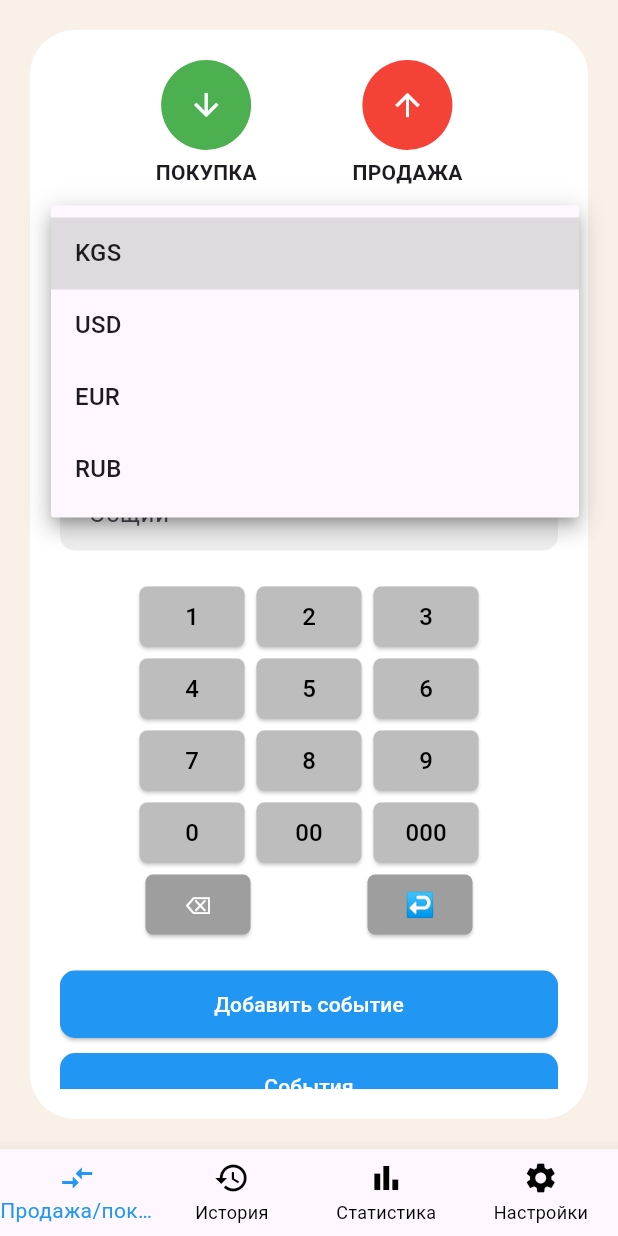
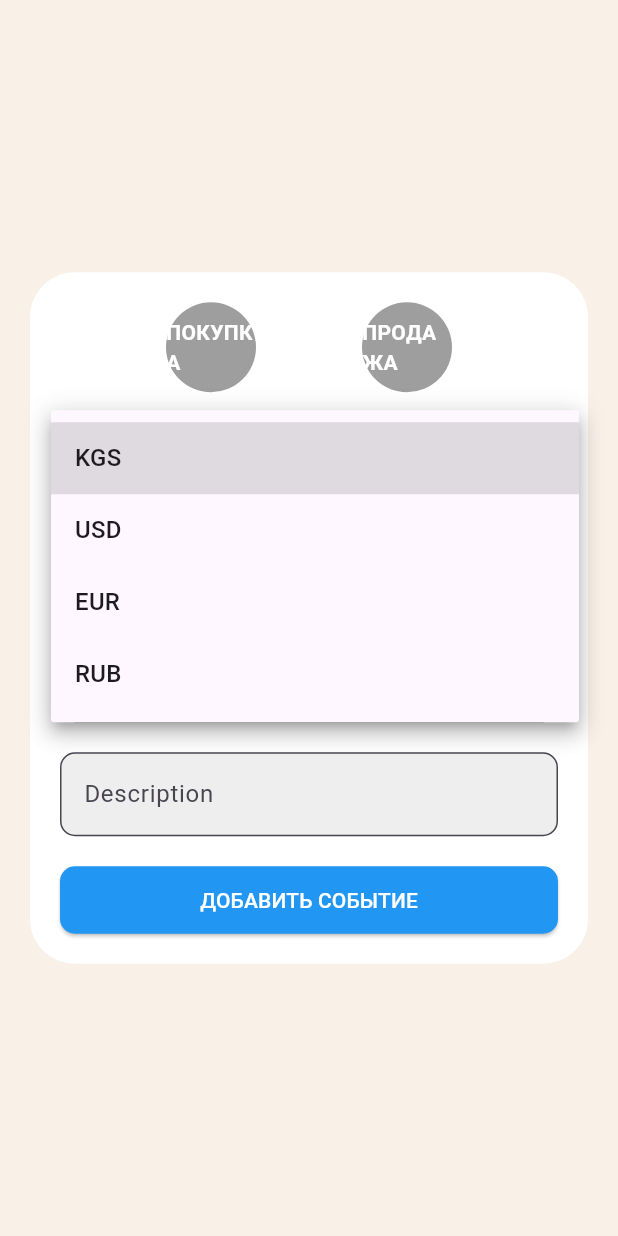
Before and after one commit to viollenaki/currency_flutter, a Flutter app: the HomeView screen opened directly, after a tap on "KGS", on a phone screen of 412 x 824 dp. Run offline on Flutter 3.47's test engine with Material 3 defaults, Android fonts, the phone set to English and light mode, and no system bars; network calls fail.

```diff
--- a/my_flutter_app/lib/screens/home.dart
+++ b/my_flutter_app/lib/screens/home.dart
@@ -1,9 +1,12 @@
+import 'dart:collection';
+import 'dart:convert';
+import 'package:EXCHANGER/scripts/get_token.dart';
+import 'package:http/http.dart' as http;
+
 import 'package:EXCHANGER/screens/history.dart';
 import 'package:EXCHANGER/screens/setting.dart';
 import 'package:EXCHANGER/screens/statictics.dart';
 import 'package:flutter/material.dart';
-import 'events.dart';
-import 'package:EXCHANGER/screens/add_currensy.dart';
 import 'package:EXCHANGER/scripts/get_currencies.dart';
 
 class HomeView extends StatefulWidget {
@@ -13,16 +16,21 @@ class HomeView extends StatefulWidget {
   _HomeViewState createState() => _HomeViewState();
 }
 
+HashMap<String, dynamic> data = HashMap<String, dynamic>();
+
 class _HomeViewState extends State<HomeView> {
   String? _selectedCurrency = 'KGS';
   List<String> _currencyList = ['KGS'];
   bool _isLoading = true;
+  String? _operationType; // "BUY" or "SELL"
+  final TextEditingController _amountController = TextEditingController();
+  final TextEditingController _exchangeRateController = TextEditingController();
+  final TextEditingController _descriptionController = TextEditingController();
 
   @override
   void initState() {
     super.initState();
     _loadCurrencies();
-    String a = 'gg';
   }
 
   Future<void> _loadCurrencies() async {
@@ -30,17 +38,111 @@ class _HomeViewState extends State<HomeView> {
       _isLoading = true;
     });
 
-    await getCurrencies();
+    await getCurrencies(); // Fetch currencies from the API
 
     setState(() {
-      _currencyList = getCurrencyCodes();
-      // If selected currency is not in the list, set it to the first item
-      if (!_currencyList.contains(_selectedCurrency) &&
-          _currencyList.isNotEmpty) {
+      _currencyList = getCurrencyCodes(); // Update the currency list
+      if (!_currencyList.contains(_selectedCurrency) && _currencyList.isNotEmpty) {
         _selectedCurrency = _currencyList[0];
       }
       _isLoading = false;
     });
+  }
+
+  Future<void> _addEvent() async {
+    const String url = 'http://192.168.158.129:8000/api/operations/';
+    if (accessToken == null || user_id == null) {
+      _showErrorSnackBar('Token or user ID is missing. Please authenticate first.');
+      return;
+    }
+
+    // Get the selected currency ID
+    int? selectedCurrencyId;
+    currencies.forEach((id, code) {
+      if (code == _selectedCurrency) {
+        selectedCurrencyId = id;
+      }
+    });
+
+    if (selectedCurrencyId == null) {
+      _showErrorSnackBar('Invalid currency selected.');
+      return;
+    }
+
+    final Map<String, dynamic> data = {
+      "amount": double.tryParse(_amountController.text) ?? 0, // Get amount from input
+      "exchange_rate": double.tryParse(_exchangeRateController.text) ?? 0, // Get exchange rate from input
+      "operation_type": _operationType,
+      "description": _descriptionController.text, // Get description from input
+      "user": int.parse(user_id!), // Convert user_id to integer
+      "currency": selectedCurrencyId, // Use the selected currency ID
+    };
+
+    try {
+      final response = await http.post(
+        Uri.parse(url),
+        headers: {
+          'Authorization': 'Token $accessToken',
+          'Content-Type': 'application/json',
+        },
+        body: json.encode(data),
+      );
+
+      if (response.statusCode == 201) {
+        _showSuccessSnackBar('Event added successfully');
+      } else {
+        _showErrorSnackBar('Failed to add event. Status code: ${response.statusCode}');
+        print('Response body: ${response.body}');
+      }
+    } catch (e) {
+      _showErrorSnackBar('Error occurred while adding event: $e');
+    }
+  }
+
+  void _showErrorSnackBar(String message) {
+    ScaffoldMessenger.of(context).showSnackBar(
+      SnackBar(
+        content: Text(message),
+        backgroundColor: Colors.red,
+      ),
+    );
+  }
+
+  void _showSuccessSnackBar(String message) {
+    ScaffoldMessenger.of(context).showSnackBar(
+      SnackBar(
+        content: Text(message),
+        backgroundColor: Colors.green,
+      ),
+    );
+  }
+
+  Widget _buildCircleAction(String type, String label, Color color) {
+    final bool isSelected = _operationType == type;
+
+    return GestureDetector(
+      onTap: () {
+        setState(() {
+          _operationType = type;
+        });
+      },
+      child: AnimatedContainer(
+        duration: const Duration(milliseconds: 300),
+        curve: Curves.easeInOut,
+        width: isSelected ? 80 : 60,
+        height: isSelected ? 80 : 60,
+        decoration: BoxDecoration(
+          color: isSelected ? color : Colors.grey,
+          shape: BoxShape.circle,
+        ),
+        child: Center(
+          child: Text(
+            label,
+            style: const TextStyle(color: Colors.white, fontWeight: FontWeight.bold),
+          ),
+        ),
+      ),
+    );
   }
 
   @override
@@ -49,8 +151,7 @@ class _HomeViewState extends State<HomeView> {
       backgroundColor: const Color(0xFFF9F0E8),
       body: SafeArea(
         child: Center(
-          child:
-              _isLoading
+          child: _isLoading
               ? const CircularProgressIndicator()
               : Container(
                   margin: const EdgeInsets.all(20),
@@ -66,53 +167,26 @@ class _HomeViewState extends State<HomeView> {
                         Row(
                           mainAxisAlignment: MainAxisAlignment.spaceEvenly,
                           children: [
-                              _buildCircleAction(
-                                Icons.arrow_downward,
-                                'ПОКУПКА',
-                                Colors.green,
-                              ),
-                              _buildCircleAction(
-                                Icons.arrow_upward,
-                                'ПРОДАЖА',
-                                Colors.red,
-                              ),
+                            _buildCircleAction("BUY", "ПОКУПКА", Colors.green),
+                            _buildCircleAction("SELL", "ПРОДАЖА", Colors.red),
                           ],
                         ),
                         const SizedBox(height: 20),
                         _buildDropdownField(_selectedCurrency, _currencyList),
-                          const SizedBox(height: 10),
-                          _buildInputField('Количество'),
-                          const SizedBox(height: 10),
-                          _buildInputField('Курс валюты'),
-                          const SizedBox(height: 10),
-                          _buildInputField('Общий'),
                         const SizedBox(height: 20),
-                          _buildKeypad(),
+                        _buildTextField(_amountController, 'Amount'),
                         const SizedBox(height: 20),
-                          _buildActionButton('Добавить событие'),
-                          const SizedBox(height: 10),
-                          _buildActionButton('События'),
+                        _buildTextField(_exchangeRateController, 'Exchange Rate'),
+                        const SizedBox(height: 20),
+                        _buildTextField(_descriptionController, 'Description'),
+                        const SizedBox(height: 20),
+                        _buildActionButton('ДОБАВИТЬ СОБЫТИЕ'),
                       ],
                     ),
                   ),
                 ),
         ),
       ),
-      bottomNavigationBar: _buildBottomNav(),
-    );
-  }
-
-  Widget _buildCircleAction(IconData icon, String label, Color color) {
-    return Column(
-      children: [
-        CircleAvatar(
-          backgroundColor: color,
-          radius: 30,
-          child: Icon(icon, color: Colors.white),
-        ),
-        const SizedBox(height: 5),
-        Text(label, style: const TextStyle(fontWeight: FontWeight.bold)),
-      ],
     );
   }
 
@@ -127,8 +201,7 @@ class _HomeViewState extends State<HomeView> {
         value: selectedValue,
         isExpanded: true,
         underline: const SizedBox(),
-        items:
-            items.map((currency) {
+        items: items.map((currency) {
           return DropdownMenuItem(value: currency, child: Text(currency));
         }).toList(),
         onChanged: (value) {
@@ -140,75 +213,20 @@ class _HomeViewState extends State<HomeView> {
     );
   }
 
-  Widget _buildInputField(String hint) {
+  Widget _buildTextField(TextEditingController controller, String label) {
     return TextField(
+      controller: controller,
       decoration: InputDecoration(
-        hintText: hint,
+        labelText: label,
+        border: OutlineInputBorder(
+          borderRadius: BorderRadius.circular(10),
+        ),
         filled: true,
         fillColor: Colors.grey[200],
-        contentPadding: const EdgeInsets.symmetric(
-          horizontal: 15,
-          vertical: 10,
       ),
-        border: OutlineInputBorder(
-          borderRadius: BorderRadius.circular(10),
-          borderSide: BorderSide.none,
-        ),
-      ),
-    );
-  }
-
-  Widget _buildKeypadButton(String text, {Color? color}) {
-    return Padding(
-      padding: const EdgeInsets.all(4.0),
-      child: SizedBox(
-        width: 70,
-        height: 40,
-        child: ElevatedButton(
-          onPressed: () {},
-          style: ElevatedButton.styleFrom(
-            backgroundColor: color ?? Colors.grey[400],
-            padding: EdgeInsets.zero,
-            shape: RoundedRectangleBorder(
-              borderRadius: BorderRadius.circular(5),
-            ),
-          ),
-          child: Text(
-            text,
-            style: TextStyle(
-              color: color != null ? Colors.white : Colors.black,
-              fontSize: 16,
-            ),
-          ),
-        ),
-      ),
-    );
-  }
-
-  Widget _buildKeypad() {
-    final keys = [
-      ['1', '2', '3'],
-      ['4', '5', '6'],
-      ['7', '8', '9'],
-      ['0', '00', '000'],
-      ['⌫', '', '↩'],
-    ];
-    return Column(
-      children:
-          keys.map((row) {
-            return Row(
-              mainAxisAlignment: MainAxisAlignment.center,
-              children:
-                  row.map((key) {
-                    return key.isEmpty
-                        ? const SizedBox(width: 70, height: 40)
-                        : _buildKeypadButton(
-                          key,
-                          color: key == '⌫' || key == '↩' ? Colors.grey : null,
-                        );
-                  }).toList(),
-            );
-          }).toList(),
+      keyboardType: label == 'Amount' || label == 'Exchange Rate'
+          ? TextInputType.number
+          : TextInputType.text,
     );
   }
 
@@ -218,17 +236,11 @@ class _HomeViewState extends State<HomeView> {
       height: 45,
       child: ElevatedButton(
         onPressed: () {
-          if (text == 'Добавить событие') {
-            Navigator.push(
-              context,
-              MaterialPageRoute(builder: (context) => const AddCurrencyView()),
-            );
-          } else if (text == 'События') {
-            Navigator.push(
-              context,
-              MaterialPageRoute(builder: (context) => const EventsView()),
-            );
+          if (_operationType == null) {
+            print('Please select an operation type (BUY or SELL)');
+            return;
           }
+          _addEvent();
         },
         style: ElevatedButton.styleFrom(
           backgroundColor: Colors.blue,
--- a/my_flutter_app/lib/screens/login.dart
+++ b/my_flutter_app/lib/screens/login.dart
@@ -45,15 +45,16 @@ class _LoginViewState extends State<LoginView> {
 
       if (response != null && response.containsKey('token')) {
         final token = response['token']?.toString();
+        final userId = response['user_id']?.toString(); // Ensure user_id is retrieved
 
-        if (token != null && token.isNotEmpty) {
+        if (token != null && token.isNotEmpty && userId != null && userId.isNotEmpty) {
           // Navigate to home screen
           Navigator.pushReplacement(
             context,
             MaterialPageRoute(builder: (context) => const HomeView()),
           );
         } else {
-          _showErrorSnackBar('Invalid token');
+          _showErrorSnackBar('Invalid token or user ID');
         }
       } else {
         _showErrorSnackBar('Authentication failed');
--- a/my_flutter_app/lib/scripts/get_currencies.dart
+++ b/my_flutter_app/lib/scripts/get_currencies.dart
@@ -1,11 +1,12 @@
+import 'dart:collection';
 import 'dart:convert';
 import 'package:http/http.dart' as http;
 import 'get_token.dart'; // Import the file that provides authentication token
 
 // Make it public for access from other files
-List<dynamic> currencies = [];
+HashMap<int, String> currencies = HashMap<int, String>();
 
-Future<Map<String, dynamic>?> getCurrencies() async {
+Future<void> getCurrencies() async {
   const String url = 'http://192.168.158.129:8000/api/currencies/';
   try {
     // Get the authentication token
@@ -13,7 +14,7 @@ Future<Map<String, dynamic>?> getCurrencies() async {
 
     if (tokenResponse == null || !tokenResponse.containsKey('token')) {
       print('Failed to get authentication token');
-      return null;
+      return;
     }
 
     final String token = tokenResponse['token'];
@@ -27,19 +28,18 @@ Future<Map<String, dynamic>?> getCurrencies() async {
     );
 
     if (response.statusCode == 200) {
-      final Map<String, dynamic> responseData = json.decode(response.body);
+      final List<dynamic> results = json.decode(response.body)['results'];
       // Store the currencies from the results array
-      currencies = responseData['results'];
-      print('Currencies received: $currencies');
-      return responseData;
+      currencies.clear(); // Clear existing data
+      for (var entry in results) {
+        currencies[entry['id']] = entry['code'];
+      }
     } else {
       print('Failed to get currencies. Status code: ${response.statusCode}');
       print('Response body: ${response.body}');
-      return null;
     }
   } catch (e) {
     print('Error occurred while getting currencies: $e');
-    return null;
   }
 }
 
@@ -51,7 +51,5 @@ List<String> getCurrencyCodes() {
   }
 
   // Extract currency codes from the API response
-  return currencies
-      .map<String>((currency) => currency['code'] as String)
-      .toList();
+  return currencies.values.toList();
 }
--- a/my_flutter_app/lib/scripts/get_token.dart
+++ b/my_flutter_app/lib/scripts/get_token.dart
@@ -1,28 +1,34 @@
 import 'dart:convert';
 import 'package:http/http.dart' as http;
 
-// Global variable to store the access token
+// Global variables to store the access token and user ID
 String? accessToken;
+String? user_id;
 
 Future<Map<String, dynamic>?> getToken(String username, String password) async {
-  const String url = "http://192.168.50.114:8000/api/token/";
+  const String url = "http://192.168.158.129:8000/api/token/";
 
   try {
     final response = await http.post(
       Uri.parse(url),
       body: {
-        'username': username,
-        'password': password,
+        'username': username, // Use the provided username
+        'password': password, // Use the provided password
       },
     );
 
     if (response.statusCode == 200) {
       final Map<String, dynamic> responseData = json.decode(response.body);
+
+      // Extract and save the access token and user ID
       accessToken = responseData['token'];
+      user_id = responseData['user_id']?.toString(); // Ensure user_id is stored as a string
+
       print('Authentication successful: $responseData');
       return responseData; // Return the full response data
     } else {
       print('Failed to authenticate. Status code: ${response.statusCode}');
+      print('Response body: ${response.body}');
       return null;
     }
   } catch (e) {
```
Also changed, not shown: 1 other file. Lines whose indentation alone changed are shown as unchanged.
